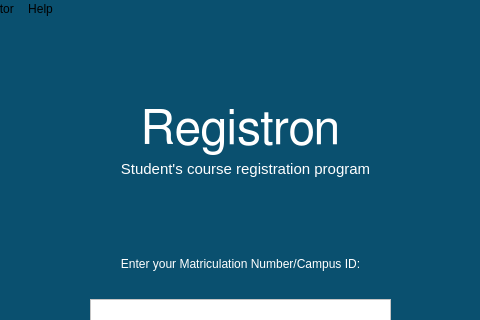
Above: registron.ui from josephrexme/registron before the change; both pictures show x 140 to 620 and y 0 to 320 of the 749 by 518 pixel window. Below: the same form after it.
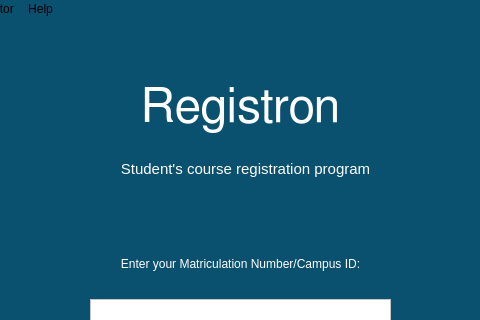
That is the form after the change. Icons and pictures are not drawn.

What changed in the file:
```diff
--- a/registron.ui
+++ b/registron.ui
@@ -11,6 +11,15 @@
     <height>518</height>
    </rect>
   </property>
+  <property name="minimumSize">
+   <size>
+    <width>329</width>
+    <height>218</height>
+   </size>
+  </property>
+  <property name="mouseTracking">
+   <bool>false</bool>
+  </property>
   <property name="windowTitle">
    <string>Registron</string>
   </property>
@@ -26,9 +35,9 @@
     <property name="geometry">
      <rect>
       <x>250</x>
-      <y>80</y>
+      <y>50</y>
       <width>261</width>
-      <height>61</height>
+      <height>81</height>
      </rect>
     </property>
     <property name="font">
@@ -47,7 +56,7 @@
      <string notr="true">color: white;</string>
     </property>
     <property name="text">
-     <string>Registron</string>
+     <string>&lt;html&gt;&lt;head/&gt;&lt;body&gt;&lt;p&gt;Registron&lt;/p&gt;&lt;/body&gt;&lt;/html&gt;</string>
     </property>
     <property name="alignment">
      <set>Qt::AlignCenter</set>
```
Left out of the diff: 8 changed lines with no effect on the pictures.
